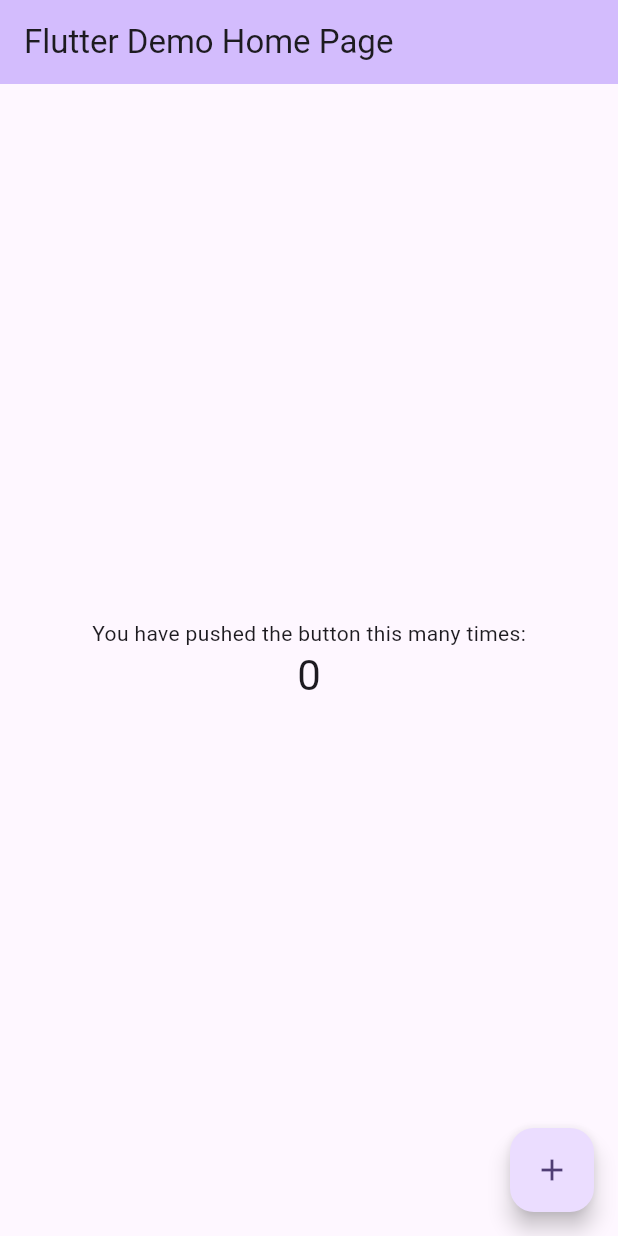
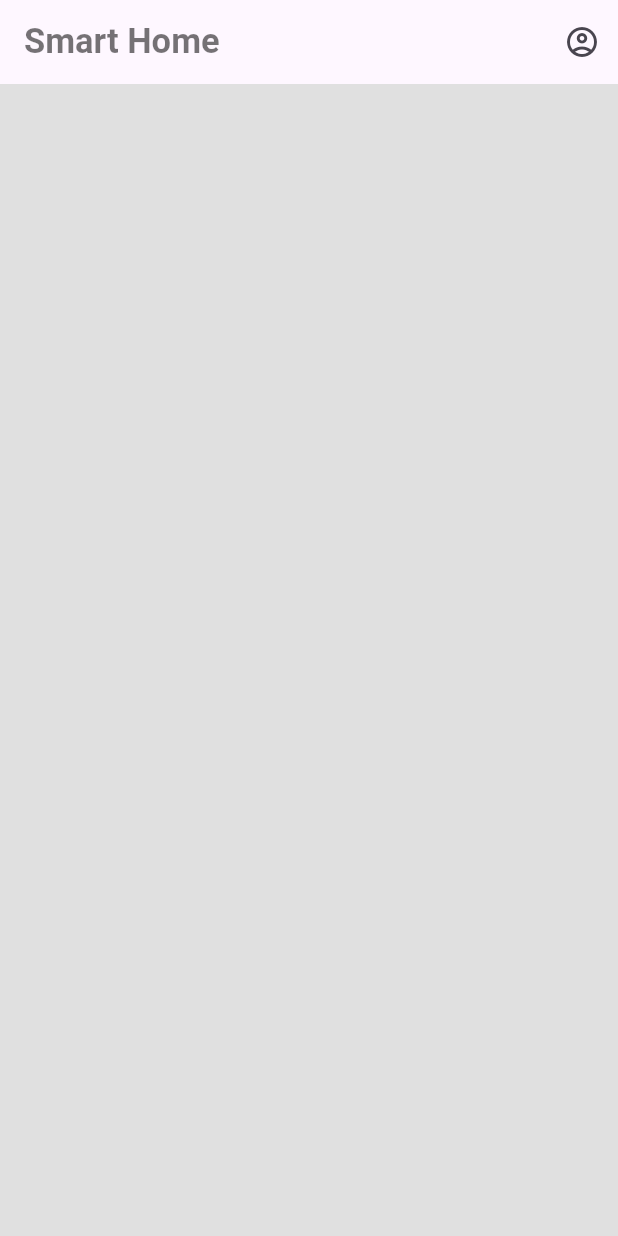
Before and after one commit to Yasasisuru/smart_home_app, a Flutter app: the screen it shows after launch, on a phone screen of 412 x 824 dp. Run offline on Flutter 3.47's test engine with Material 3 defaults, Android fonts, the phone set to English and light mode, and no system bars.

Commit message:
AppBar design

```diff
--- /dev/null
+++ b/lib/home_page.dart
@@ -0,0 +1,31 @@
+import 'package:flutter/material.dart';
+
+class homePage extends StatefulWidget {
+  const homePage({super.key});
+
+  @override
+  State<homePage> createState() => _homePageState();
+}
+
+class _homePageState extends State<homePage> {
+  @override
+  Widget build(BuildContext context) {
+    return Scaffold(
+      backgroundColor: Colors.grey[300],
+      appBar: AppBar(
+        shadowColor: Colors.grey,
+        actions: [IconButton(onPressed: (){} ,
+            icon:Icon(Icons.account_circle_outlined))
+        ],// menu icon
+
+        title:Text("Smart Home",
+          style: TextStyle(
+            fontWeight: FontWeight.bold,
+            color: Colors.black54,
+            fontSize: 23,
+          ) ,   //title & Title style
+        ),
+      ),
+    );
+  }
+}
--- a/lib/main.dart
+++ b/lib/main.dart
@@ -1,125 +1,21 @@
 import 'package:flutter/material.dart';
 
-void main() {
-  runApp(const MyApp());
+import './home_page.dart';
+
+void main(){
+  runApp(MyApp());
+
 }
 
 class MyApp extends StatelessWidget {
   const MyApp({super.key});
 
-  // This widget is the root of your application.
   @override
   Widget build(BuildContext context) {
     return MaterialApp(
-      title: 'Flutter Demo',
-      theme: ThemeData(
-        // This is the theme of your application.
-        //
-        // TRY THIS: Try running your application with "flutter run". You'll see
-        // the application has a purple toolbar. Then, without quitting the app,
-        // try changing the seedColor in the colorScheme below to Colors.green
-        // and then invoke "hot reload" (save your changes or press the "hot
-        // reload" button in a Flutter-supported IDE, or press "r" if you used
-        // the command line to start the app).
-        //
-        // Notice that the counter didn't reset back to zero; the application
-        // state is not lost during the reload. To reset the state, use hot
-        // restart instead.
-        //
-        // This works for code too, not just values: Most code changes can be
-        // tested with just a hot reload.
-        colorScheme: ColorScheme.fromSeed(seedColor: Colors.deepPurple),
-        useMaterial3: true,
-      ),
-      home: const MyHomePage(title: 'Flutter Demo Home Page'),
+      title: "Smart Home",
+      debugShowCheckedModeBanner: false,
+      home: homePage(),
     );
   }
 }
-
-class MyHomePage extends StatefulWidget {
-  const MyHomePage({super.key, required this.title});
-
-  // This widget is the home page of your application. It is stateful, meaning
-  // that it has a State object (defined below) that contains fields that affect
-  // how it looks.
-
-  // This class is the configuration for the state. It holds the values (in this
-  // case the title) provided by the parent (in this case the App widget) and
-  // used by the build method of the State. Fields in a Widget subclass are
-  // always marked "final".
-
-  final String title;
-
-  @override
-  State<MyHomePage> createState() => _MyHomePageState();
-}
-
-class _MyHomePageState extends State<MyHomePage> {
-  int _counter = 0;
-
-  void _incrementCounter() {
-    setState(() {
-      // This call to setState tells the Flutter framework that something has
-      // changed in this State, which causes it to rerun the build method below
-      // so that the display can reflect the updated values. If we changed
-      // _counter without calling setState(), then the build method would not be
-      // called again, and so nothing would appear to happen.
-      _counter++;
-    });
-  }
-
-  @override
-  Widget build(BuildContext context) {
-    // This method is rerun every time setState is called, for instance as done
-    // by the _incrementCounter method above.
-    //
-    // The Flutter framework has been optimized to make rerunning build methods
-    // fast, so that you can just rebuild anything that needs updating rather
-    // than having to individually change instances of widgets.
-    return Scaffold(
-      appBar: AppBar(
-        // TRY THIS: Try changing the color here to a specific color (to
-        // Colors.amber, perhaps?) and trigger a hot reload to see the AppBar
-        // change color while the other colors stay the same.
-        backgroundColor: Theme.of(context).colorScheme.inversePrimary,
-        // Here we take the value from the MyHomePage object that was created by
-        // the App.build method, and use it to set our appbar title.
-        title: Text(widget.title),
-      ),
-      body: Center(
-        // Center is a layout widget. It takes a single child and positions it
-        // in the middle of the parent.
-        child: Column(
-          // Column is also a layout widget. It takes a list of children and
-          // arranges them vertically. By default, it sizes itself to fit its
-          // children horizontally, and tries to be as tall as its parent.
-          //
-          // Column has various properties to control how it sizes itself and
-          // how it positions its children. Here we use mainAxisAlignment to
-          // center the children vertically; the main axis here is the vertical
-          // axis because Columns are vertical (the cross axis would be
-          // horizontal).
-          //
-          // TRY THIS: Invoke "debug painting" (choose the "Toggle Debug Paint"
-          // action in the IDE, or press "p" in the console), to see the
-          // wireframe for each widget.
-          mainAxisAlignment: MainAxisAlignment.center,
-          children: <Widget>[
-            const Text(
-              'You have pushed the button this many times:',
-            ),
-            Text(
-              '$_counter',
-              style: Theme.of(context).textTheme.headlineMedium,
-            ),
-          ],
-        ),
-      ),
-      floatingActionButton: FloatingActionButton(
-        onPressed: _incrementCounter,
-        tooltip: 'Increment',
-        child: const Icon(Icons.add),
-      ), // This trailing comma makes auto-formatting nicer for build methods.
-    );
-  }
-}
--- a/pubspec.yaml
+++ b/pubspec.yaml
@@ -59,7 +59,7 @@ flutter:
 
   # To add assets to your application, add an assets section, like this:
   assets:
-    - lib/icons/
+  - lib/icons/
   #   - images/a_dot_ham.jpeg
 
   # An image asset can refer to one or more resolution-specific "variants", see
```
